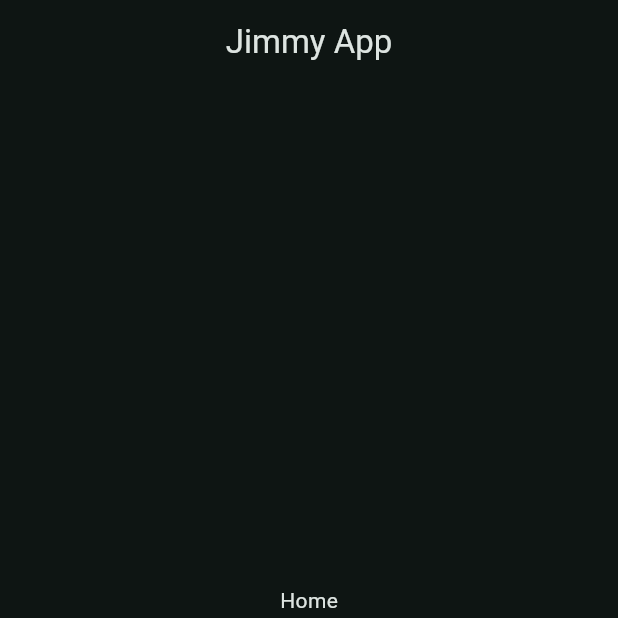
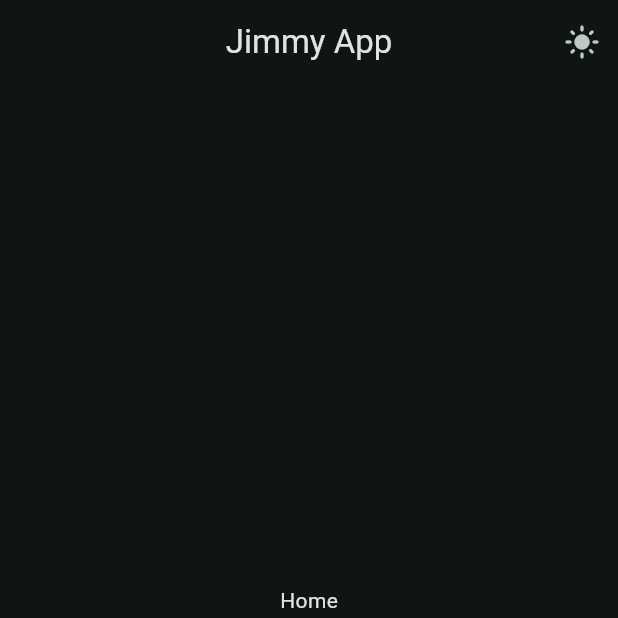
Before and after one commit to AhmedGamal7207/flutter_crash_course2025, a Flutter app: the screen it shows after launch, on a phone screen of 412 x 824 dp, the top half of it. Run offline on Flutter 3.47's test engine with Material 3 defaults, Android fonts, the phone set to English and light mode, and no system bars.

Commit message:
Project structure and Dark Mode Toggling

```diff
--- /dev/null
+++ b/flutter_app2025/lib/data/notifiers.dart
@@ -0,0 +1,5 @@
+import 'package:flutter/widgets.dart';
+
+ValueNotifier<int> selectedPageNotifier = ValueNotifier(0);
+
+ValueNotifier<bool> isDarkModeNotifier = ValueNotifier(true);
--- a/flutter_app2025/lib/main.dart
+++ b/flutter_app2025/lib/main.dart
@@ -1,4 +1,6 @@
 import 'package:flutter/material.dart';
+import 'package:flutter_app2025/data/notifiers.dart';
+import 'package:flutter_app2025/views/widget_tree.dart';
 
 void main() {
   runApp(const MyApp());
@@ -12,36 +14,22 @@ class MyApp extends StatefulWidget {
 }
 
 class _MyAppState extends State<MyApp> {
-  int navigationIndex = 0;
   @override
   Widget build(BuildContext context) {
+    return ValueListenableBuilder(
+      valueListenable: isDarkModeNotifier,
+      builder: (context, isDarkMode, child) {
         return MaterialApp(
           debugShowCheckedModeBanner: false,
           theme: ThemeData(
             colorScheme: ColorScheme.fromSeed(
               seedColor: Colors.teal,
-          brightness: Brightness.dark,
+              brightness: isDarkMode ? Brightness.dark : Brightness.light,
             ),
           ),
-      home: Scaffold(
-        appBar: AppBar(title: Text("Jimmy App"), centerTitle: true),
-        bottomNavigationBar: NavigationBar(
-          destinations: [
-            NavigationDestination(icon: Icon(Icons.home), label: "Home"),
-            NavigationDestination(icon: Icon(Icons.person), label: "Profile"),
-          ],
-          onDestinationSelected: (value) {
-            setState(() {
-              navigationIndex = value;
-            });
+          home: WidgetTree(),
+        );
       },
-          selectedIndex: navigationIndex,
-        ),
-        body:
-            navigationIndex == 0
-                ? Center(child: Text("Home"))
-                : Center(child: Text("Profile")),
-      ),
     );
   }
 }
--- /dev/null
+++ b/flutter_app2025/lib/views/pages/home_page.dart
@@ -0,0 +1,10 @@
+import 'package:flutter/material.dart';
+
+class HomePage extends StatelessWidget {
+  const HomePage({super.key});
+
+  @override
+  Widget build(BuildContext context) {
+    return Center(child: Text("Home"));
+  }
+}
--- /dev/null
+++ b/flutter_app2025/lib/views/pages/profile_page.dart
@@ -0,0 +1,10 @@
+import 'package:flutter/material.dart';
+
+class ProfilePage extends StatelessWidget {
+  const ProfilePage({super.key});
+
+  @override
+  Widget build(BuildContext context) {
+    return Center(child: Text("Profile"));
+  }
+}
--- /dev/null
+++ b/flutter_app2025/lib/views/widget_tree.dart
@@ -0,0 +1,43 @@
+import 'package:flutter/material.dart';
+import 'package:flutter_app2025/data/notifiers.dart';
+import 'package:flutter_app2025/views/pages/home_page.dart';
+import 'package:flutter_app2025/views/pages/profile_page.dart';
+import 'package:flutter_app2025/views/widgets/navbar_widget.dart';
+
+List<Widget> pages = [HomePage(), ProfilePage()];
+
+class WidgetTree extends StatelessWidget {
+  const WidgetTree({super.key});
+
+  @override
+  Widget build(BuildContext context) {
+    return Scaffold(
+      appBar: AppBar(
+        title: Text("Jimmy App"),
+        centerTitle: true,
+        actions: [
+          IconButton(
+            onPressed: () {
+              isDarkModeNotifier.value = !isDarkModeNotifier.value;
+            },
+            icon: ValueListenableBuilder(
+              valueListenable: isDarkModeNotifier,
+              builder: (context, isDarkMode, child) {
+                return isDarkMode
+                    ? Icon(Icons.light_mode)
+                    : Icon(Icons.dark_mode);
+              },
+            ),
+          ),
+        ],
+      ),
+      bottomNavigationBar: NavBarWidget(),
+      body: ValueListenableBuilder(
+        valueListenable: selectedPageNotifier,
+        builder: (context, selectedPageIndex, child) {
+          return pages.elementAt(selectedPageIndex);
+        },
+      ),
+    );
+  }
+}
--- /dev/null
+++ b/flutter_app2025/lib/views/widgets/navbar_widget.dart
@@ -0,0 +1,25 @@
+import 'package:flutter/material.dart';
+import 'package:flutter_app2025/data/notifiers.dart';
+
+class NavBarWidget extends StatelessWidget {
+  const NavBarWidget({super.key});
+
+  @override
+  Widget build(BuildContext context) {
+    return ValueListenableBuilder(
+      valueListenable: selectedPageNotifier,
+      builder: (context, selectedPageIndex, child) {
+        return NavigationBar(
+          destinations: [
+            NavigationDestination(icon: Icon(Icons.home), label: "Home"),
+            NavigationDestination(icon: Icon(Icons.person), label: "Profile"),
+          ],
+          onDestinationSelected: (value) {
+            selectedPageNotifier.value = value;
+          },
+          selectedIndex: selectedPageIndex,
+        );
+      },
+    );
+  }
+}
```
Lines whose indentation alone changed are shown as unchanged.
